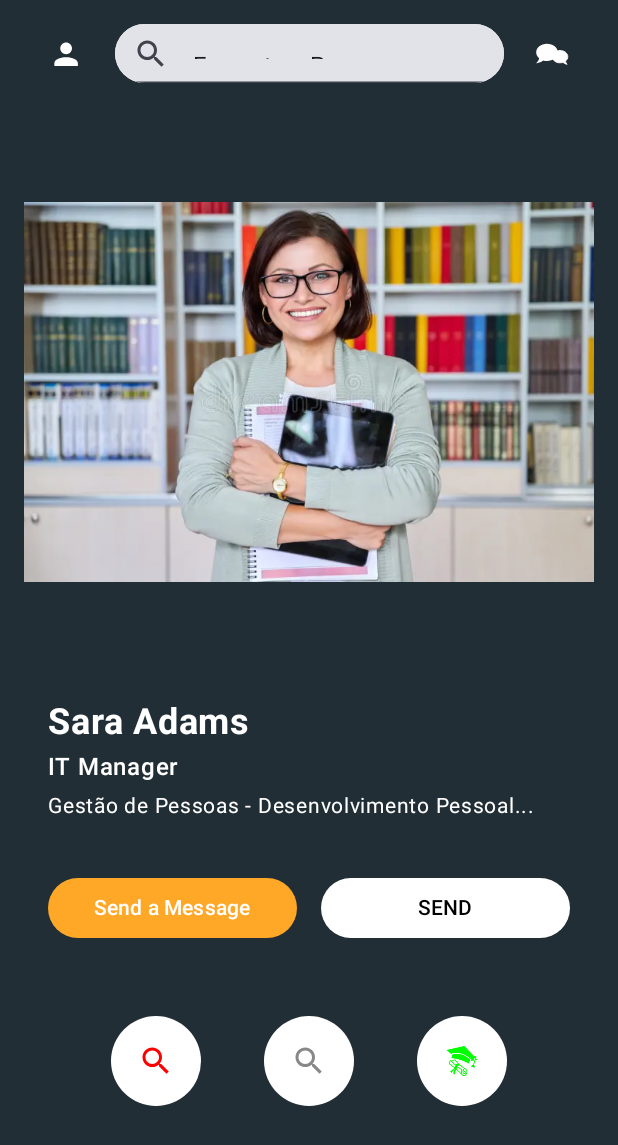
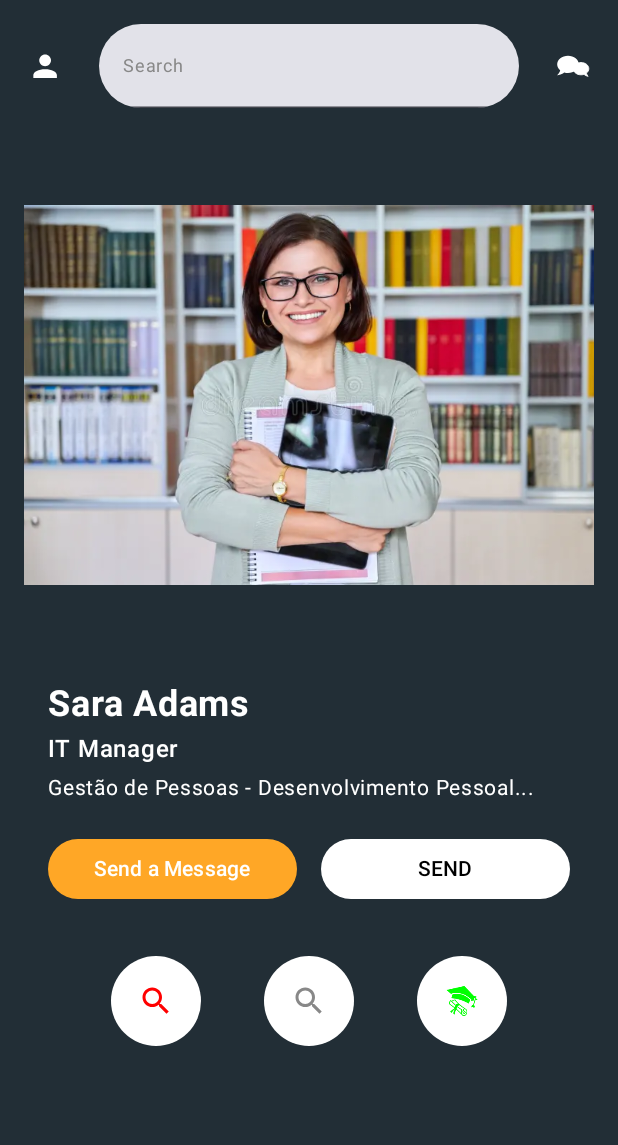
Before and after one commit to edrsjunior/Tinder-Mentorias-FIAP-Challenge, an Android app built with Jetpack Compose: the composable HomeScreen shown on its own in the app's theme, on a phone screen of 412 x 824 dp. Shown: the top 1145 px of the screen. Run offline under Robolectric (Android 15) with nearby library versions, the phone set to English and light mode, and no system bars.

Commit message:
Update search bar

```diff
--- a/app/src/main/java/com/example/tinderfiap_challenge/homeScreen/HomeScreen.kt
+++ b/app/src/main/java/com/example/tinderfiap_challenge/homeScreen/HomeScreen.kt
@@ -28,19 +28,19 @@ fun HomeScreen() {
     ) {
         TopBar()
 
-        Spacer(modifier = Modifier.height(16.dp))
+        Spacer(modifier = Modifier.height(1.dp))
 
         ImageSection()
 
-        Spacer(modifier = Modifier.height(16.dp))
+        Spacer(modifier = Modifier.height(2.dp))
 
         UserInfoSection()
 
-        Spacer(modifier = Modifier.height(16.dp))
+        Spacer(modifier = Modifier.height(2.dp))
 
         ActionButtons()
 
-        Spacer(modifier = Modifier.height(16.dp))
+        Spacer(modifier = Modifier.height(2.dp))
 
         LikeDislikeButtons(
             onDislikeClick = { showToast("Dislike clicked") },
@@ -55,7 +55,7 @@ fun TopBar() {
     Row(
         modifier = Modifier
             .fillMaxWidth()
-            .padding(horizontal = 16.dp),
+            .padding(horizontal = 2.dp),
         horizontalArrangement = Arrangement.SpaceBetween,
         verticalAlignment = Alignment.CenterVertically
     ) {
@@ -65,25 +65,31 @@ fun TopBar() {
             tint = Color.White,
             modifier = Modifier.size(24.dp)
         )
-        TextField(
-            value = "Encontrar Pessoas",
-            onValueChange = {},
-            modifier = Modifier
-                .fillMaxWidth(0.8f)
-                .fillMaxHeight(0.05f)
-                .background(Color.White, shape = RoundedCornerShape(24.dp)),
-            shape = RoundedCornerShape(40.dp), // Add border radius
-            leadingIcon = {
-                Icon(painter = painterResource(id = R.drawable.ic_search), contentDescription = null)
-            }
-        )
+
+        TextFieldIcon(placeholherText = "Search")
+
         Icon(
             painter = painterResource(id = R.drawable.ic_chat),
             contentDescription = null,
             tint = Color.White,
             modifier = Modifier.size(24.dp)
         )
+
     }
+}
+
+@Composable
+fun TextFieldIcon(placeholherText: String){
+    var textSender by remember { mutableStateOf("") }
+    TextField(
+        value = textSender,
+        placeholder = { Text(text = placeholherText, color = Color.Gray, fontSize = 12.sp)},
+        onValueChange = { textSender = it },
+
+        shape = RoundedCornerShape(40.dp), // Add border radius
+        textStyle = LocalTextStyle.current.copy(color = Color.Black)
+    )
+
 }
 
 @Composable
```
